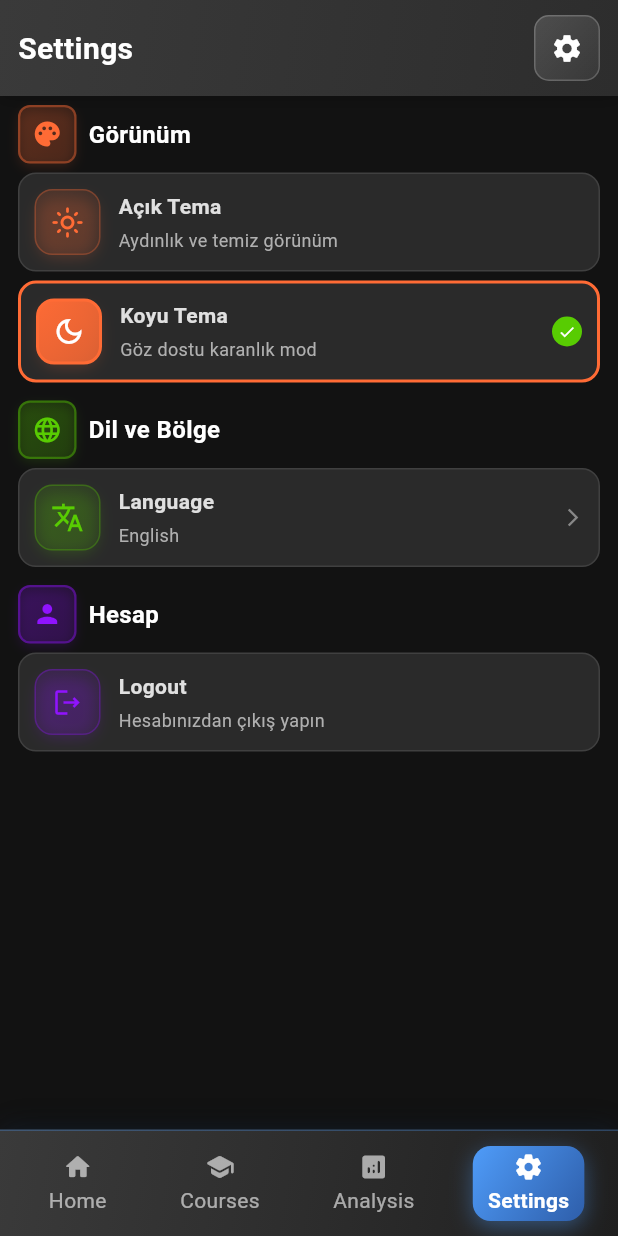
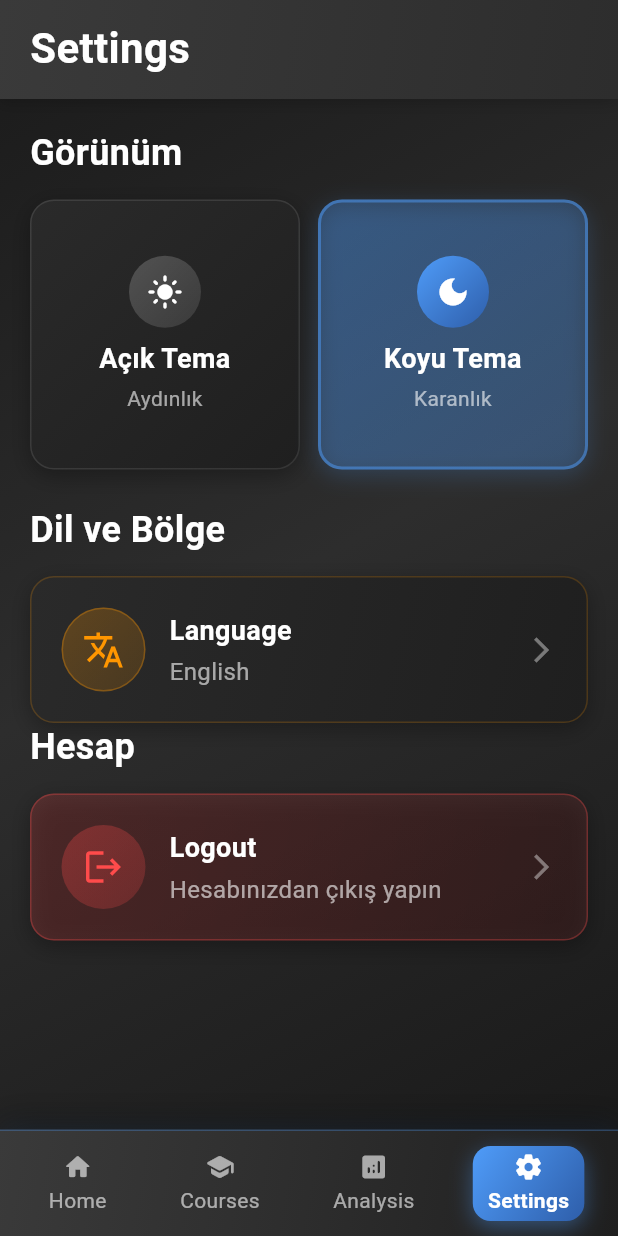
Before and after one commit to foxxafa/mabquiz, a Flutter app: the SettingsScreen screen opened by its route, on a phone screen of 412 x 824 dp. Run offline on Flutter 3.47's test engine with Material 3 defaults, Android fonts, the phone set to English and light mode, and no system bars; our stand-ins replace easy_localization, flutter_riverpod, flutter_svg, go_router, shared_preferences, sqflite; accounts and stored records are empty.

Commit message:
login ekranını ikonu düzeltildi. ayarlar sayfası düzeltildi.

```diff
--- a/lib/src/features/auth/presentation/screens/login_screen.dart
+++ b/lib/src/features/auth/presentation/screens/login_screen.dart
@@ -256,9 +256,13 @@ class _LoginScreenState extends ConsumerState<LoginScreen>
             child: ElevatedButton(
               onPressed: isLoading ? null : _handleLogin,
               child: isLoading
-                  ? CircularProgressIndicator(
-                      valueColor: const AlwaysStoppedAnimation<Color>(Colors.white),
-                      strokeWidth: screenWidth * 0.01,
+                  ? SizedBox(
+                      width: 24,
+                      height: 24,
+                      child: CircularProgressIndicator(
+                        valueColor: const AlwaysStoppedAnimation<Color>(Colors.white),
+                        strokeWidth: 2.5,
+                      ),
                     )
                   : Text(
                       'login.login_button'.tr(),
--- a/lib/src/features/settings/presentation/screens/settings_screen.dart
+++ b/lib/src/features/settings/presentation/screens/settings_screen.dart
@@ -20,24 +20,61 @@ class SettingsScreen extends ConsumerWidget {
     final themeMode = ref.watch(themeModeNotifierProvider);
 
     return Scaffold(
-      backgroundColor: theme.brightness == Brightness.light
-          ? AppColors.background
-          : const Color(0xFF121212),
-      body: LayoutBuilder(
-        builder: (context, constraints) {
-          final isSmallScreen = constraints.maxWidth < 600;
-          final horizontalPadding = isSmallScreen ? 12.0 : 16.0;
+      backgroundColor: AppColors.background,
+      body: Container(
+        decoration: const BoxDecoration(
+          gradient: LinearGradient(
+            begin: Alignment.topLeft,
+            end: Alignment.bottomRight,
+            colors: [
+              Color(0xFF1a1a1a),
+              Color(0xFF2d2d2d),
+              Color(0xFF1a1a1a),
+            ],
+            stops: [0.0, 0.5, 1.0],
+          ),
+        ),
+        child: SafeArea(
+          child: Column(
+            children: [
+              _buildAppBar(),
+              Expanded(
+                child: SingleChildScrollView(
+                  padding: const EdgeInsets.all(20),
+                  child: Column(
+                    crossAxisAlignment: CrossAxisAlignment.start,
+                    children: [
+                      // Tema Bölümü
+                      _buildSectionTitle('Görünüm'),
+                      const SizedBox(height: 16),
+                      _buildThemeCards(context, ref, themeMode),
+                      const SizedBox(height: 24),
 
-          return Column(
-            children: [
-              // Ana sayfadaki gibi navigation bar
-              SafeArea(
-                bottom: false,
-                child: Container(
-                  padding: EdgeInsets.symmetric(
-                    horizontal: horizontalPadding,
-                    vertical: isSmallScreen ? 10 : 12
+                      // Dil Bölümü
+                      _buildSectionTitle('Dil ve Bölge'),
+                      const SizedBox(height: 16),
+                      _buildLanguageCard(context, currentLanguage),
+                      const Spacer(),
+
+                      // Hesap Bölümü
+                      _buildSectionTitle('Hesap'),
+                      const SizedBox(height: 16),
+                      _buildLogoutCard(context, ref),
+                      const SizedBox(height: 20),
+                    ],
                   ),
+                ),
+              ),
+            ],
+          ),
+        ),
+      ),
+    );
+  }
+
+  Widget _buildAppBar() {
+    return Container(
+      padding: const EdgeInsets.symmetric(horizontal: 20, vertical: 16),
       decoration: BoxDecoration(
         gradient: const LinearGradient(
           colors: [
@@ -63,303 +100,307 @@ class SettingsScreen extends ConsumerWidget {
             style: AppTextStyles.h2.copyWith(
               color: Colors.white,
               fontWeight: FontWeight.bold,
-                          fontSize: isSmallScreen ? 20 : 24,
-                        ),
-                      ),
-                      const Spacer(),
-                      Container(
-                        padding: EdgeInsets.all(isSmallScreen ? 10 : 12),
-                        decoration: BoxDecoration(
-                          gradient: LinearGradient(
-                            colors: [
-                              Colors.white.withValues(alpha: 0.15),
-                              Colors.white.withValues(alpha: 0.05),
-                            ],
-                            begin: Alignment.topLeft,
-                            end: Alignment.bottomRight,
-                          ),
-                          borderRadius: BorderRadius.circular(isSmallScreen ? 10 : 12),
-                          border: Border.all(
-                            color: Colors.white.withValues(alpha: 0.2),
-                            width: 1,
-                          ),
-                        ),
-                        child: Icon(
-                          Icons.settings,
-                          color: Colors.white,
-                          size: isSmallScreen ? 22 : 24,
             ),
           ),
         ],
       ),
-                ),
-              ),
+    );
+  }
 
-              // İçerik
-              Expanded(
-                child: SingleChildScrollView(
-                  padding: EdgeInsets.symmetric(
-                    horizontal: horizontalPadding,
-                    vertical: isSmallScreen ? 4 : 6,
-                  ),
-                  child: Column(
-                    crossAxisAlignment: CrossAxisAlignment.stretch,
-                    children: [
-                      SizedBox(height: isSmallScreen ? 2 : 4),
-
-                      // Tema Bölümü
-                      _buildSectionHeader('Görünüm', Icons.palette, AppColors.accent, isSmallScreen),
-                      SizedBox(height: isSmallScreen ? 6 : 8),
-                      _buildThemeCards(context, ref, themeMode, isSmallScreen),
-
-                      SizedBox(height: isSmallScreen ? 12 : 16),
-
-                      // Dil Bölümü
-                      _buildSectionHeader('Dil ve Bölge', Icons.language, AppColors.success, isSmallScreen),
-                      SizedBox(height: isSmallScreen ? 6 : 8),
-                      _buildLanguageCard(context, currentLanguage, theme, isSmallScreen),
-
-                      SizedBox(height: isSmallScreen ? 12 : 16),
-
-                      // Hesap Bölümü
-                      _buildSectionHeader('Hesap', Icons.person, AppColors.secondary, isSmallScreen),
-                      SizedBox(height: isSmallScreen ? 6 : 8),
-                      _buildLogoutCard(context, ref, theme, isSmallScreen),
-
-                      SizedBox(height: isSmallScreen ? 4 : 6),
-                    ],
-                  ),
-                ),
-              ),
-            ],
-          );
-        },
+  Widget _buildSectionTitle(String title) {
+    return Text(
+      title,
+      style: AppTextStyles.h3.copyWith(
+        fontWeight: FontWeight.bold,
+        color: Colors.white,
       ),
     );
   }
 
-  Widget _buildSectionHeader(String title, IconData icon, Color themeColor, bool isSmallScreen) {
-    return Row(
+  Widget _buildThemeCards(BuildContext context, WidgetRef ref, AppThemeMode currentTheme) {
+    return SizedBox(
+      height: 180,
+      child: Row(
         children: [
-        Container(
-          padding: EdgeInsets.all(isSmallScreen ? 8 : 12),
-          decoration: BoxDecoration(
-            gradient: LinearGradient(
-              colors: [
-                themeColor.withValues(alpha: 0.2),
-                themeColor.withValues(alpha: 0.1),
-              ],
-              begin: Alignment.topLeft,
-              end: Alignment.bottomRight,
+          Expanded(
+            child: _buildThemeCard(
+              context: context,
+              title: 'Açık Tema',
+              subtitle: 'Aydınlık',
+              icon: Icons.light_mode,
+              isSelected: currentTheme == AppThemeMode.light,
+              onTap: () => ref.read(themeModeNotifierProvider.notifier).setLightTheme(),
             ),
-            borderRadius: BorderRadius.circular(isSmallScreen ? 8 : 12),
-            border: Border.all(
-              color: themeColor.withValues(alpha: 0.4),
-              width: 1.5,
           ),
-            boxShadow: [
-              BoxShadow(
-                color: themeColor.withValues(alpha: 0.15),
-                offset: const Offset(0, 3),
-                blurRadius: 6,
-                spreadRadius: -1,
+          const SizedBox(width: 12),
+          Expanded(
+            child: _buildThemeCard(
+              context: context,
+              title: 'Koyu Tema',
+              subtitle: 'Karanlık',
+              icon: Icons.dark_mode,
+              isSelected: currentTheme == AppThemeMode.dark,
+              onTap: () => ref.read(themeModeNotifierProvider.notifier).setDarkTheme(),
+            ),
           ),
         ],
       ),
-          child: Icon(
-            icon,
-            color: themeColor,
-            size: isSmallScreen ? 20 : 24,
-          ),
-        ),
-        SizedBox(width: isSmallScreen ? 8 : 12),
-        Text(
-          title,
-          style: AppTextStyles.h4.copyWith(
-            color: Colors.white,
-            fontWeight: FontWeight.bold,
-            fontSize: isSmallScreen ? 16 : 18,
-          ),
-        ),
-      ],
     );
   }
 
-  Widget _buildThemeCards(BuildContext context, WidgetRef ref, AppThemeMode currentTheme, bool isSmallScreen) {
-    return Column(
-      children: [
-        _buildSettingsCard(
-          context: context,
-          title: 'Açık Tema',
-          subtitle: 'Aydınlık ve temiz görünüm',
-          icon: Icons.light_mode_outlined,
-          isSelected: currentTheme == AppThemeMode.light,
-          color: AppColors.accent,
-          onTap: () => ref.read(themeModeNotifierProvider.notifier).setLightTheme(),
-          isSmallScreen: isSmallScreen,
-        ),
-        SizedBox(height: isSmallScreen ? 6 : 8),
-        _buildSettingsCard(
-          context: context,
-          title: 'Koyu Tema',
-          subtitle: 'Göz dostu karanlık mod',
-          icon: Icons.dark_mode_outlined,
-          isSelected: currentTheme == AppThemeMode.dark,
-          color: AppColors.accent,
-          onTap: () => ref.read(themeModeNotifierProvider.notifier).setDarkTheme(),
-          isSmallScreen: isSmallScreen,
-        ),
-      ],
-    );
-  }
-
-  Widget _buildLanguageCard(BuildContext context, currentLanguage, ThemeData theme, bool isSmallScreen) {
-    return _buildSettingsCard(
-      context: context,
-      title: 'settings.language'.tr(),
-      subtitle: currentLanguage.name,
-      icon: Icons.translate,
-      isSelected: false,
-      color: AppColors.success,
-      onTap: () => _showLanguageDialog(context),
-      showArrow: true,
-      isSmallScreen: isSmallScreen,
-    );
-  }
-
-  Widget _buildLogoutCard(BuildContext context, WidgetRef ref, ThemeData theme, bool isSmallScreen) {
-    return _buildSettingsCard(
-      context: context,
-      title: 'settings.logout'.tr(),
-      subtitle: 'Hesabınızdan çıkış yapın',
-      icon: Icons.logout_outlined,
-      isSelected: false,
-      color: AppColors.secondary,
-      onTap: () => _showLogoutDialog(context, ref),
-      isDangerous: true,
-      isSmallScreen: isSmallScreen,
-    );
-  }
-
-  Widget _buildSettingsCard({
+  Widget _buildThemeCard({
     required BuildContext context,
     required String title,
     required String subtitle,
     required IconData icon,
     required bool isSelected,
-    required Color color,
     required VoidCallback onTap,
-    bool showArrow = false,
-    bool isDangerous = false,
-    required bool isSmallScreen,
   }) {
-    final theme = Theme.of(context);
-    final isDark = theme.brightness == Brightness.dark;
-
     return GestureDetector(
       onTap: onTap,
       child: AnimatedContainer(
         duration: const Duration(milliseconds: 200),
-        padding: EdgeInsets.all(isSmallScreen ? 10 : 14),
+        padding: const EdgeInsets.symmetric(horizontal: 16, vertical: 16),
         decoration: BoxDecoration(
-          color: isDark ? const Color(0xFF2A2A2A) : const Color(0xFFFAFAFA),
-          borderRadius: BorderRadius.circular(isSmallScreen ? 12 : 16),
+          gradient: LinearGradient(
+            colors: isSelected
+                ? [
+                    AppColors.primary.withValues(alpha: 0.3),
+                    AppColors.primary.withValues(alpha: 0.15),
+                  ]
+                : [
+                    const Color(0xFF2a2a2a),
+                    const Color(0xFF1f1f1f),
+                  ],
+            begin: Alignment.topLeft,
+            end: Alignment.bottomRight,
+          ),
+          borderRadius: BorderRadius.circular(16),
           border: Border.all(
             color: isSelected
-                ? color
-                : (isDark ? const Color(0xFF404040) : const Color(0xFFE0E0E0)),
+                ? AppColors.primary.withValues(alpha: 0.5)
+                : Colors.white.withValues(alpha: 0.1),
             width: isSelected ? 2 : 1,
           ),
           boxShadow: [
-            if (!isDark)
             BoxShadow(
-                color: Colors.black.withValues(alpha: 0.05),
-                offset: const Offset(0, 2),
-                blurRadius: 8,
-                spreadRadius: 0,
+              color: isSelected
+                  ? AppColors.primary.withValues(alpha: 0.2)
+                  : Colors.black.withValues(alpha: 0.3),
+              offset: const Offset(0, 4),
+              blurRadius: 12,
+            ),
+          ],
+        ),
+        child: Column(
+          mainAxisAlignment: MainAxisAlignment.center,
+          children: [
+            Container(
+              width: 48,
+              height: 48,
+              decoration: BoxDecoration(
+                gradient: LinearGradient(
+                  colors: isSelected
+                      ? [AppColors.primary, AppColors.primaryDark]
+                      : [
+                          Colors.white.withValues(alpha: 0.2),
+                          Colors.white.withValues(alpha: 0.1),
+                        ],
+                  begin: Alignment.topLeft,
+                  end: Alignment.bottomRight,
+                ),
+                borderRadius: BorderRadius.circular(24),
+              ),
+              child: Icon(
+                icon,
+                color: Colors.white,
+                size: 24,
+              ),
+            ),
+            const SizedBox(height: 8),
+            Text(
+              title,
+              style: AppTextStyles.bodyLarge.copyWith(
+                fontWeight: FontWeight.bold,
+                color: Colors.white,
+              ),
+              textAlign: TextAlign.center,
+            ),
+            const SizedBox(height: 4),
+            Text(
+              subtitle,
+              style: AppTextStyles.bodySmall.copyWith(
+                color: Colors.white.withValues(alpha: 0.6),
+              ),
+              textAlign: TextAlign.center,
+            ),
+          ],
+        ),
+      ),
+    );
+  }
+
+  Widget _buildLanguageCard(BuildContext context, currentLanguage) {
+    return GestureDetector(
+      onTap: () => _showLanguageDialog(context),
+      child: Container(
+        padding: const EdgeInsets.all(20),
+        decoration: BoxDecoration(
+          gradient: const LinearGradient(
+            colors: [
+              Color(0xFF2a2a2a),
+              Color(0xFF1f1f1f),
+            ],
+            begin: Alignment.topLeft,
+            end: Alignment.bottomRight,
+          ),
+          borderRadius: BorderRadius.circular(16),
+          border: Border.all(
+            color: AppColors.warning.withValues(alpha: 0.2),
+            width: 1,
+          ),
+          boxShadow: [
+            BoxShadow(
+              color: Colors.black.withValues(alpha: 0.3),
+              offset: const Offset(0, 4),
+              blurRadius: 12,
             ),
           ],
         ),
         child: Row(
           children: [
             Container(
-              width: isSmallScreen ? 44 : 52,
-              height: isSmallScreen ? 44 : 52,
+              width: 56,
+              height: 56,
               decoration: BoxDecoration(
                 gradient: LinearGradient(
-                  colors: isSelected
-                      ? [color, color.withValues(alpha: 0.8)]
-                      : [color.withValues(alpha: 0.15), color.withValues(alpha: 0.05)],
+                  colors: [
+                    AppColors.warning.withValues(alpha: 0.25),
+                    AppColors.warning.withValues(alpha: 0.15),
+                  ],
                   begin: Alignment.topLeft,
                   end: Alignment.bottomRight,
                 ),
-                borderRadius: BorderRadius.circular(isSmallScreen ? 12 : 16),
+                borderRadius: BorderRadius.circular(28),
                 border: Border.all(
-                  color: color.withValues(alpha: isSelected ? 1.0 : 0.3),
-                  width: isSelected ? 2 : 1,
+                  color: AppColors.warning.withValues(alpha: 0.3),
+                  width: 1,
                 ),
-                boxShadow: [
-                  BoxShadow(
-                    color: color.withValues(alpha: 0.2),
-                    offset: const Offset(0, 4),
-                    blurRadius: 8,
-                    spreadRadius: -2,
-                  ),
-                ],
               ),
               child: Icon(
-                icon,
-                color: isSelected
-                    ? Colors.white
-                    : color,
-                size: isSmallScreen ? 22 : 26,
+                Icons.translate,
+                color: AppColors.warning,
+                size: 28,
               ),
             ),
-            SizedBox(width: isSmallScreen ? 12 : 16),
+            const SizedBox(width: 16),
             Expanded(
               child: Column(
                 crossAxisAlignment: CrossAxisAlignment.start,
                 children: [
                   Text(
-                    title,
+                    'settings.language'.tr(),
                     style: AppTextStyles.bodyLarge.copyWith(
-                      fontWeight: FontWeight.w600,
-                      color: isDark ? const Color(0xFFE0E0E0) : const Color(0xFF1A1A1A),
-                      fontSize: isSmallScreen ? 14 : 16,
+                      fontWeight: FontWeight.bold,
+                      color: Colors.white,
                     ),
                   ),
                   const SizedBox(height: 4),
                   Text(
-                    subtitle,
+                    currentLanguage.name,
                     style: AppTextStyles.bodyMedium.copyWith(
-                      color: isDark
-                          ? const Color(0xFFB0B0B0)
-                          : const Color(0xFF666666),
-                      fontSize: isSmallScreen ? 12 : 14,
+                      color: Colors.white.withValues(alpha: 0.6),
                     ),
                   ),
                 ],
               ),
             ),
-            if (isSelected)
+            Icon(
+              Icons.arrow_forward_ios,
+              color: Colors.white.withValues(alpha: 0.4),
+              size: 20,
+            ),
+          ],
+        ),
+      ),
+    );
+  }
+
+  Widget _buildLogoutCard(BuildContext context, WidgetRef ref) {
+    return GestureDetector(
+      onTap: () => _showLogoutDialog(context, ref),
+      child: Container(
+        padding: const EdgeInsets.all(20),
+        decoration: BoxDecoration(
+          gradient: LinearGradient(
+            colors: [
+              AppColors.error.withValues(alpha: 0.2),
+              AppColors.error.withValues(alpha: 0.1),
+            ],
+            begin: Alignment.topLeft,
+            end: Alignment.bottomRight,
+          ),
+          borderRadius: BorderRadius.circular(16),
+          border: Border.all(
+            color: AppColors.error.withValues(alpha: 0.3),
+            width: 1,
+          ),
+          boxShadow: [
+            BoxShadow(
+              color: Colors.black.withValues(alpha: 0.3),
+              offset: const Offset(0, 4),
+              blurRadius: 12,
+            ),
+          ],
+        ),
+        child: Row(
+          children: [
             Container(
-                width: isSmallScreen ? 20 : 24,
-                height: isSmallScreen ? 20 : 24,
+              width: 56,
+              height: 56,
               decoration: BoxDecoration(
-                  color: const Color(0xFF58CC02), // Yeşil başarı rengi
-                  borderRadius: BorderRadius.circular(isSmallScreen ? 10 : 12),
+                gradient: LinearGradient(
+                  colors: [
+                    AppColors.error.withValues(alpha: 0.3),
+                    AppColors.error.withValues(alpha: 0.2),
+                  ],
+                  begin: Alignment.topLeft,
+                  end: Alignment.bottomRight,
+                ),
+                borderRadius: BorderRadius.circular(28),
               ),
               child: Icon(
-                  Icons.check,
+                Icons.logout,
+                color: AppColors.error,
+                size: 28,
+              ),
+            ),
+            const SizedBox(width: 16),
+            Expanded(
+              child: Column(
+                crossAxisAlignment: CrossAxisAlignment.start,
+                children: [
+                  Text(
+                    'settings.logout'.tr(),
+                    style: AppTextStyles.bodyLarge.copyWith(
+                      fontWeight: FontWeight.bold,
                       color: Colors.white,
-                  size: isSmallScreen ? 12 : 16,
                     ),
-              )
-            else if (showArrow)
+                  ),
+                  const SizedBox(height: 4),
+                  Text(
+                    'Hesabınızdan çıkış yapın',
+                    style: AppTextStyles.bodyMedium.copyWith(
+                      color: Colors.white.withValues(alpha: 0.6),
+                    ),
+                  ),
+                ],
+              ),
+            ),
             Icon(
               Icons.arrow_forward_ios,
-                color: isDark ? const Color(0xFF888888) : Colors.grey[600],
-                size: isSmallScreen ? 14 : 16,
+              color: Colors.white.withValues(alpha: 0.4),
+              size: 20,
             ),
           ],
         ),
@@ -378,26 +419,54 @@ class SettingsScreen extends ConsumerWidget {
     showDialog(
       context: context,
       builder: (BuildContext dialogContext) => AlertDialog(
+        backgroundColor: const Color(0xFF2a2a2a),
         shape: RoundedRectangleBorder(
-          borderRadius: BorderRadius.circular(16),
+          borderRadius: BorderRadius.circular(20),
+          side: BorderSide(
+            color: AppColors.error.withValues(alpha: 0.3),
+            width: 1,
           ),
-        title: Text(
+        ),
+        title: Row(
+          children: [
+            Container(
+              padding: const EdgeInsets.all(8),
+              decoration: BoxDecoration(
+                color: AppColors.error.withValues(alpha: 0.2),
+                borderRadius: BorderRadius.circular(12),
+              ),
+              child: Icon(
+                Icons.logout,
+                color: AppColors.error,
+                size: 24,
+              ),
+            ),
+            const SizedBox(width: 12),
+            Text(
               'Çıkış Yap',
               style: AppTextStyles.h4.copyWith(
-            color: const Color(0xFFFF4B4B), // Kırmızı
+                color: Colors.white,
+                fontWeight: FontWeight.bold,
               ),
+            ),
+          ],
         ),
         content: Text(
           'Hesabınızdan çıkış yapmak istediğinizden emin misiniz?',
-          style: AppTextStyles.bodyMedium,
+          style: AppTextStyles.bodyMedium.copyWith(
+            color: Colors.white.withValues(alpha: 0.8),
+          ),
         ),
         actions: [
           TextButton(
             onPressed: () => Navigator.of(dialogContext).pop(),
+            style: TextButton.styleFrom(
+              padding: const EdgeInsets.symmetric(horizontal: 24, vertical: 12),
+            ),
             child: Text(
               'İptal',
               style: AppTextStyles.buttonText.copyWith(
-                color: AppColors.textSecondary,
+                color: Colors.white.withValues(alpha: 0.6),
               ),
             ),
           ),
@@ -411,8 +480,12 @@ class SettingsScreen extends ConsumerWidget {
               }
             },
             style: ElevatedButton.styleFrom(
-              backgroundColor: const Color(0xFFFF4B4B), // Kırmızı
+              backgroundColor: AppColors.error,
               foregroundColor: Colors.white,
+              padding: const EdgeInsets.symmetric(horizontal: 24, vertical: 12),
+              shape: RoundedRectangleBorder(
+                borderRadius: BorderRadius.circular(12),
+              ),
             ),
             child: Text(
               'Çıkış Yap',
```
Also changed, not shown: pubspec.lock. Lines whose indentation alone changed are shown as unchanged.
